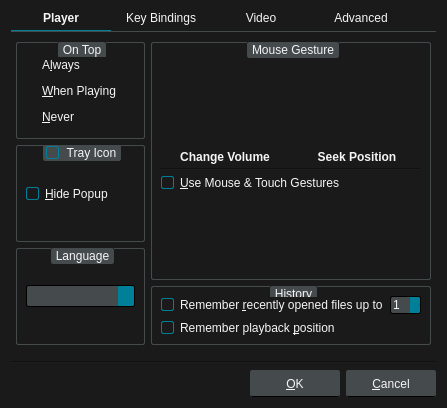
First picture: the form in src/ui/preferencesdialog.ui, repository u8sand/Baka-MPlayer, before the edit.
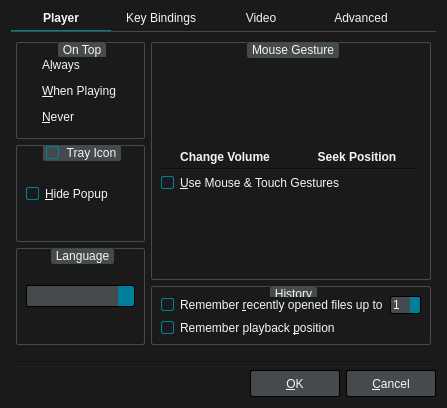
Second picture: the form after the edit. Icons and pictures are not drawn.

```diff
--- a/src/ui/preferencesdialog.ui
+++ b/src/ui/preferencesdialog.ui
@@ -102,8 +102,7 @@
 
 QPushButton {
 	background: #454A4D;
-	border: 1px solid #454A4D;
-	border-bottom: 1px solid black;
+	border: 1px solid #000;
 	border-radius: 2px;
 	color: whitesmoke;
 	min-width: 76px;
```
